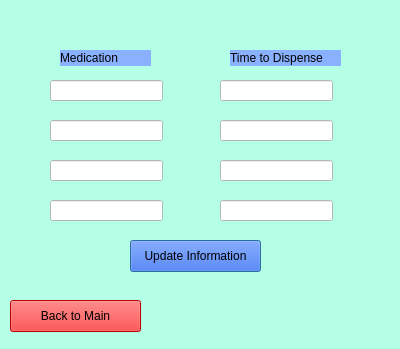
Qt form MedInfo.ui (ban2224/capstone_motor) before a commit.
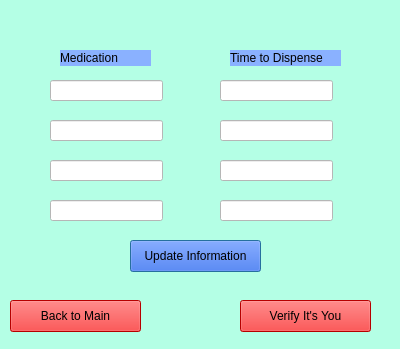
The same form after that commit.

Patch:
```diff
--- a/MedInfo.ui
+++ b/MedInfo.ui
@@ -184,6 +184,22 @@
     <string>Back to Main</string>
    </property>
   </widget>
+  <widget class="QPushButton" name="verifyItsYou">
+   <property name="geometry">
+    <rect>
+     <x>240</x>
+     <y>300</y>
+     <width>131</width>
+     <height>32</height>
+    </rect>
+   </property>
+   <property name="styleSheet">
+    <string notr="true">background:red</string>
+   </property>
+   <property name="text">
+    <string>Verify It's You</string>
+   </property>
+  </widget>
  </widget>
  <resources/>
  <connections/>
```
